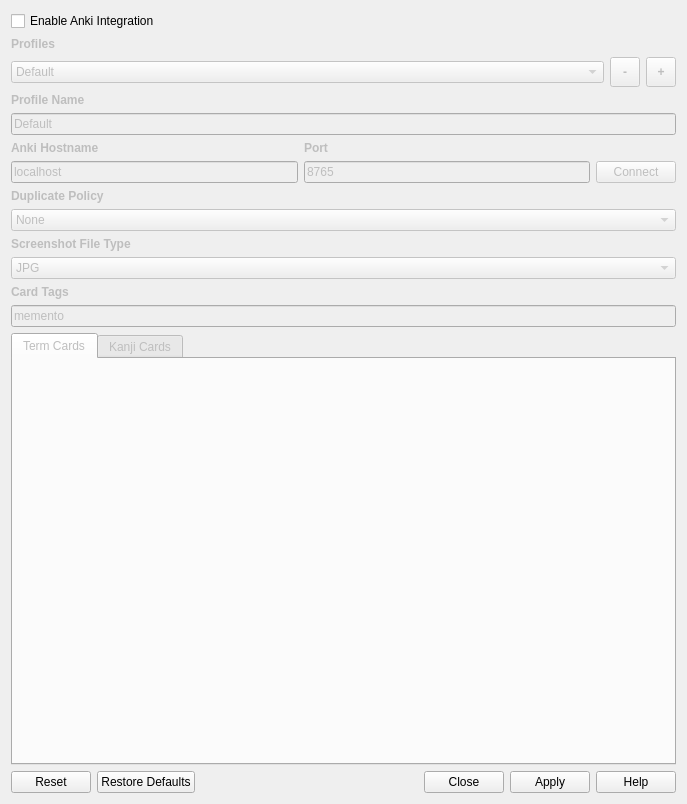
Qt form src/gui/widgets/ankisettings.ui (ripose-jp/Memento) before a commit.
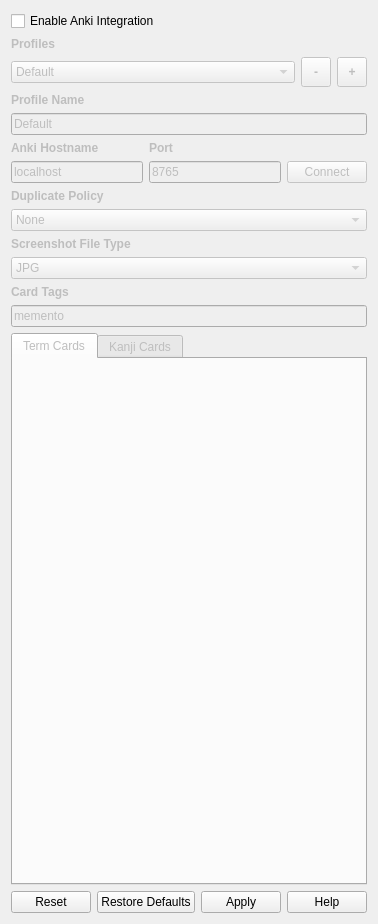
The same form after that commit. Custom widgets are drawn as their Qt base class.

Patch:
```diff
--- a/src/gui/widgets/ankisettings.ui
+++ b/src/gui/widgets/ankisettings.ui
@@ -6,10 +6,16 @@
    <rect>
     <x>0</x>
     <y>0</y>
-    <width>687</width>
-    <height>804</height>
+    <width>377</width>
+    <height>924</height>
    </rect>
   </property>
+  <property name="sizePolicy">
+   <sizepolicy hsizetype="Expanding" vsizetype="Expanding">
+    <horstretch>0</horstretch>
+    <verstretch>0</verstretch>
+   </sizepolicy>
+  </property>
   <property name="windowTitle">
    <string>Anki Integration Settings</string>
   </property>
@@ -355,6 +361,18 @@
      <property name="enabled">
       <bool>false</bool>
      </property>
+     <property name="sizePolicy">
+      <sizepolicy hsizetype="Expanding" vsizetype="MinimumExpanding">
+       <horstretch>0</horstretch>
+       <verstretch>0</verstretch>
+      </sizepolicy>
+     </property>
+     <property name="minimumSize">
+      <size>
+       <width>0</width>
+       <height>400</height>
+      </size>
+     </property>
      <property name="currentIndex">
       <number>0</number>
      </property>
@@ -413,7 +431,7 @@
    <item>
     <widget class="QDialogButtonBox" name="buttonBox">
      <property name="standardButtons">
-      <set>QDialogButtonBox::Apply|QDialogButtonBox::Close|QDialogButtonBox::Help|QDialogButtonBox::Reset|QDialogButtonBox::RestoreDefaults</set>
+      <set>QDialogButtonBox::Apply|QDialogButtonBox::Help|QDialogButtonBox::Reset|QDialogButtonBox::RestoreDefaults</set>
      </property>
     </widget>
    </item>
```
